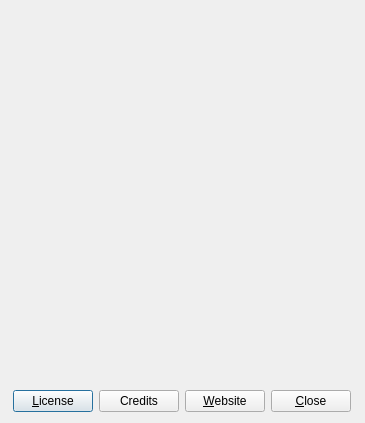
subsurface/subsurface, file desktop-widgets/about.ui: the form before one commit.
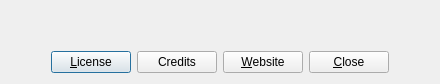
The form after the commit. Icons and pictures are not drawn.

Commit message:
For About UI window layout, use SetFixedSize.
Window is resized according to its content.
There is no need for user to resize this window.

The edit to the form file:
```diff
--- a/desktop-widgets/about.ui
+++ b/desktop-widgets/about.ui
@@ -9,8 +9,8 @@
    <rect>
     <x>0</x>
     <y>0</y>
-    <width>365</width>
-    <height>423</height>
+    <width>450</width>
+    <height>355</height>
    </rect>
   </property>
   <property name="sizePolicy">
@@ -29,8 +29,11 @@
   <property name="modal">
    <bool>true</bool>
   </property>
-  <layout class="QVBoxLayout" name="verticalLayout" stretch="0,1,0">
-   <item>
+  <layout class="QGridLayout" name="gridLayout">
+   <property name="sizeConstraint">
+    <enum>QLayout::SetFixedSize</enum>
+   </property>
+   <item row="0" column="0">
     <widget class="QLabel" name="subsurfaceIcon">
      <property name="text">
       <string/>
@@ -43,7 +46,7 @@
      </property>
     </widget>
    </item>
-   <item>
+   <item row="1" column="0">
     <widget class="QLabel" name="aboutLabel">
      <property name="text">
       <string/>
@@ -59,7 +62,7 @@
      </property>
     </widget>
    </item>
-   <item>
+   <item row="2" column="0">
     <layout class="QHBoxLayout" name="horizontalLayout">
      <item>
       <spacer name="horizontalSpacer">
```
